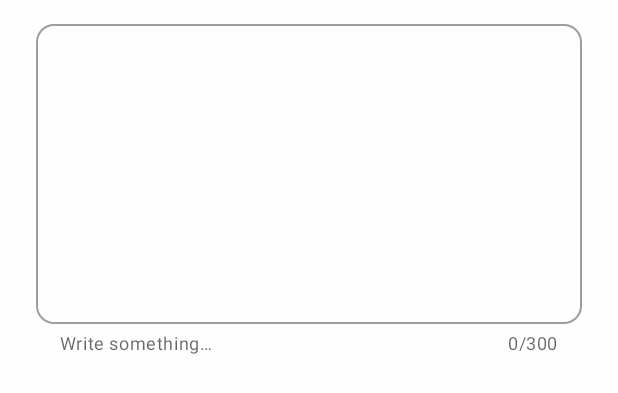
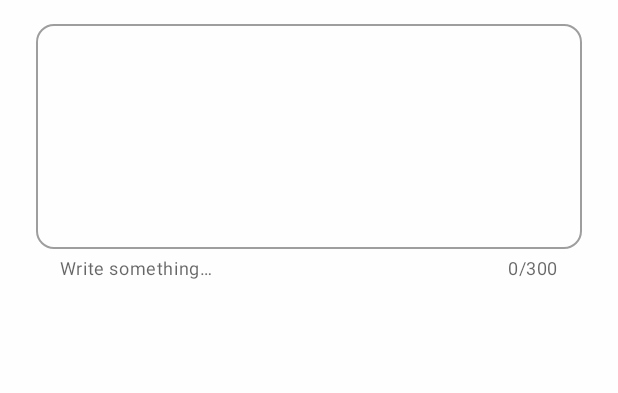
Before and after one commit to m-i-n-a-r/birday, an Android app: the layout dialog_notes.xml on its own in the app's theme, with its tools: preview values and no code run, on a phone screen of 412 x 824 dp. Shown: the top 393 px of the screen. Run offline under Robolectric (Android 15) with nearby library versions, the light colour scheme and no system bars.

Commit message:
Row with image layout completed

```diff
--- a/app/src/main/java/com/minar/birday/adapters/EventAdapter.kt
+++ b/app/src/main/java/com/minar/birday/adapters/EventAdapter.kt
@@ -76,6 +76,12 @@ class EventAdapter internal constructor(homeFragment: HomeFragment?): ListAdapte
             val hideImages = sharedPrefs.getBoolean("hide_images", false)
             if (hideImages) eventImage.visibility = View.GONE
             else {
+                // Set a small margin programmatically
+                val param = eventPerson.layoutParams as ViewGroup.MarginLayoutParams
+                param.setMargins(8,0,0,0)
+                eventPerson.layoutParams = param
+
+                // Show and load the image, if available, or keep the placeholder
                 eventImage.visibility = View.VISIBLE
                 if (event.image != null && event.image.isNotEmpty()) {
                     eventImage.setImageBitmap(byteArrayToBitmap(event.image))
--- a/app/src/main/res/values/dimens.xml
+++ b/app/src/main/res/values/dimens.xml
@@ -44,8 +44,8 @@
     <dimen name="splash_image_size">192dp</dimen>
     <dimen name="splash_image_padding">24dp</dimen>
     <dimen name="cursor_size">2.5dp</dimen>
-    <dimen name="notes_minimum_height">200dp</dimen>
-    <dimen name="notes_maximum_height">300dp</dimen>
+    <dimen name="notes_minimum_height">150dp</dimen>
+    <dimen name="notes_maximum_height">220dp</dimen>
 
     <!-- Widgets -->
     <dimen name="widget_margin">8dp</dimen>
```
Also changed, not shown: app/src/main/res/layout/event_row.xml (+3 -6 lines).
